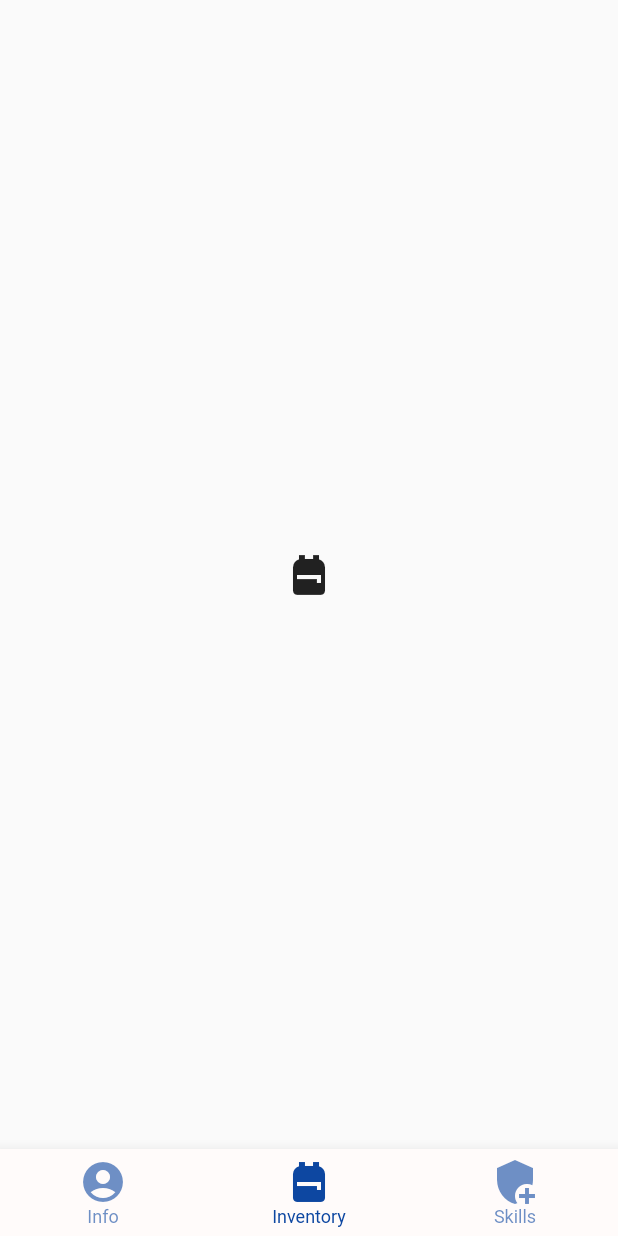
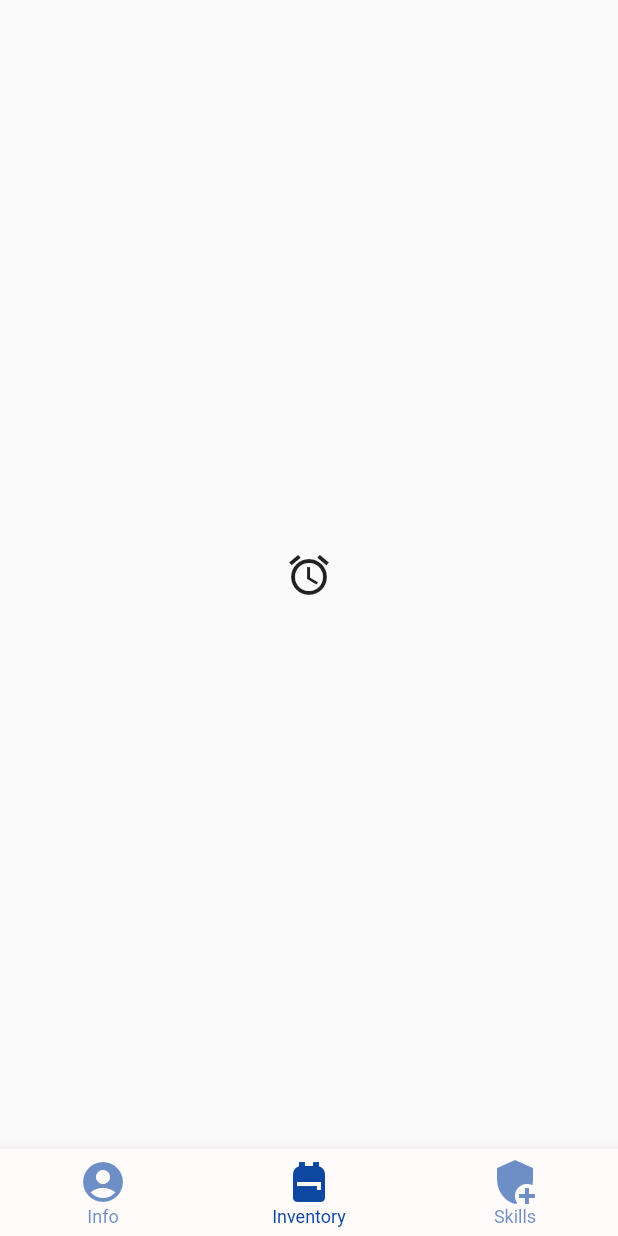
Before and after one commit to medmene/smart_notes, a Flutter app: the screen it shows after launch, item 2 of the bottom bar chosen, on a phone screen of 412 x 824 dp. Run offline on Flutter 3.47's test engine with Material 2 defaults, Android fonts, the phone set to English and light mode, and no system bars; Roboto replaces fonts that are missing (Rubik).

Commit message:
moved type and content of body to external file

```diff
--- a/lib/info_page.dart
+++ b/lib/info_page.dart
@@ -1,11 +1,16 @@
 import 'package:flutter/material.dart';
 
 Widget infoPageContent() {
-  return new Align(
-    alignment: Alignment.bottomCenter,
-    child: new ButtonBar(
-      alignment: MainAxisAlignment.center,
-      children: <Widget>[Icon(Icons.account_circle, size: 32)],
-    ),
+  return Column(
+    mainAxisAlignment: MainAxisAlignment.center,
+    children: <Widget>[
+      new Align(
+        alignment: Alignment.bottomCenter,
+        child: new ButtonBar(
+          alignment: MainAxisAlignment.center,
+          children: <Widget>[Icon(Icons.account_circle, size: 32)],
+        ),
+      )
+    ],
   );
 }
--- a/lib/inventory_page.dart
+++ b/lib/inventory_page.dart
@@ -1,11 +1,16 @@
 import 'package:flutter/material.dart';
 
 Widget inventoryPageContent() {
-  return new Align(
-    alignment: Alignment.bottomCenter,
-    child: new ButtonBar(
-      alignment: MainAxisAlignment.center,
-      children: <Widget>[Icon(Icons.backpack, size: 32)],
-    ),
+  return Column(
+    mainAxisAlignment: MainAxisAlignment.center,
+    children: <Widget>[
+      new Align(
+        alignment: Alignment.bottomCenter,
+        child: new ButtonBar(
+          alignment: MainAxisAlignment.center,
+          children: <Widget>[Icon(Icons.access_alarm_outlined, size: 32)],
+        ),
+      )
+    ],
   );
 }
--- a/lib/main.dart
+++ b/lib/main.dart
@@ -11,7 +11,7 @@ class MyApp extends StatelessWidget {
     return MaterialApp(
       theme: _buildShrineTheme(),
       title: 'RP Helper',
-      debugShowCheckedModeBanner: false,
+      //debugShowCheckedModeBanner: false,
       home: MyHomePage(),
     );
   }
@@ -67,10 +67,7 @@ class _MyHomePageState extends State<MyHomePage> {
             ),
           ],
         ),
-        body: Column(
-          mainAxisAlignment: MainAxisAlignment.center,
-          children: <Widget>[fillBodyContent()],
-        ));
+        body: fillBodyContent());
   }
 }
 
--- a/lib/skill_page.dart
+++ b/lib/skill_page.dart
@@ -1,11 +1,13 @@
 import 'package:flutter/material.dart';
 
 Widget skillPageContent() {
-  return new Align(
-    alignment: Alignment.bottomCenter,
-    child: new ButtonBar(
-      alignment: MainAxisAlignment.center,
-      children: <Widget>[Icon(Icons.add_moderator, size: 32)],
-    ),
-  );
+  return new ListView(children: [
+    new Align(
+      alignment: Alignment.bottomCenter,
+      child: new ButtonBar(
+        alignment: MainAxisAlignment.center,
+        children: <Widget>[Icon(Icons.backpack, size: 32)],
+      ),
+    )
+  ]);
 }
```
